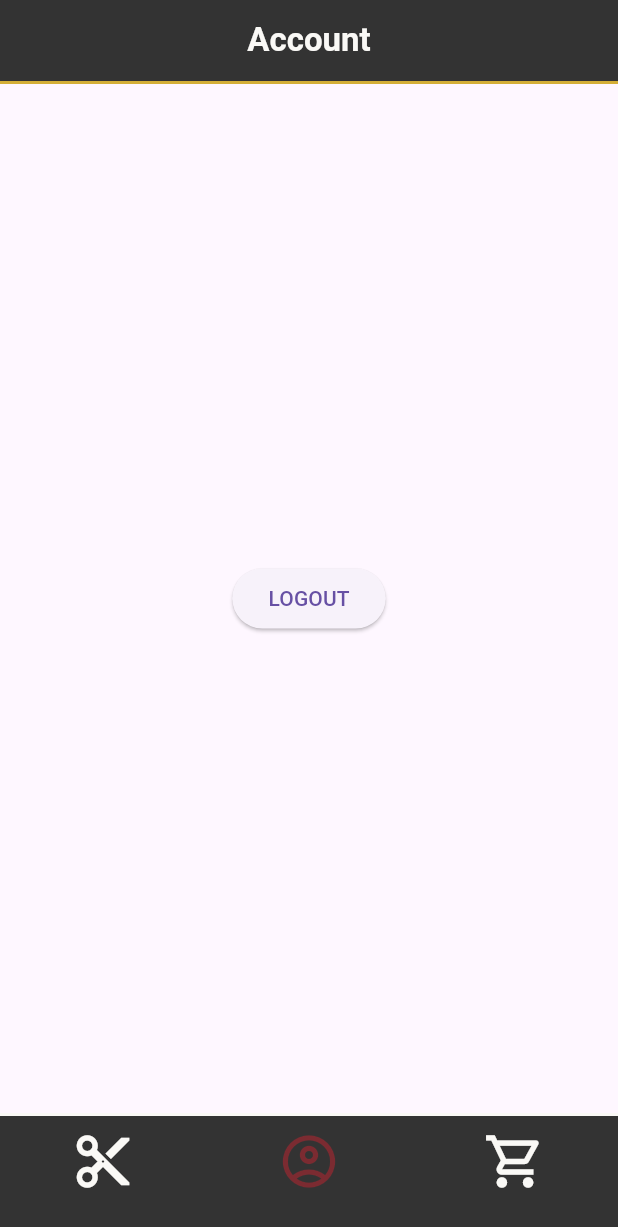
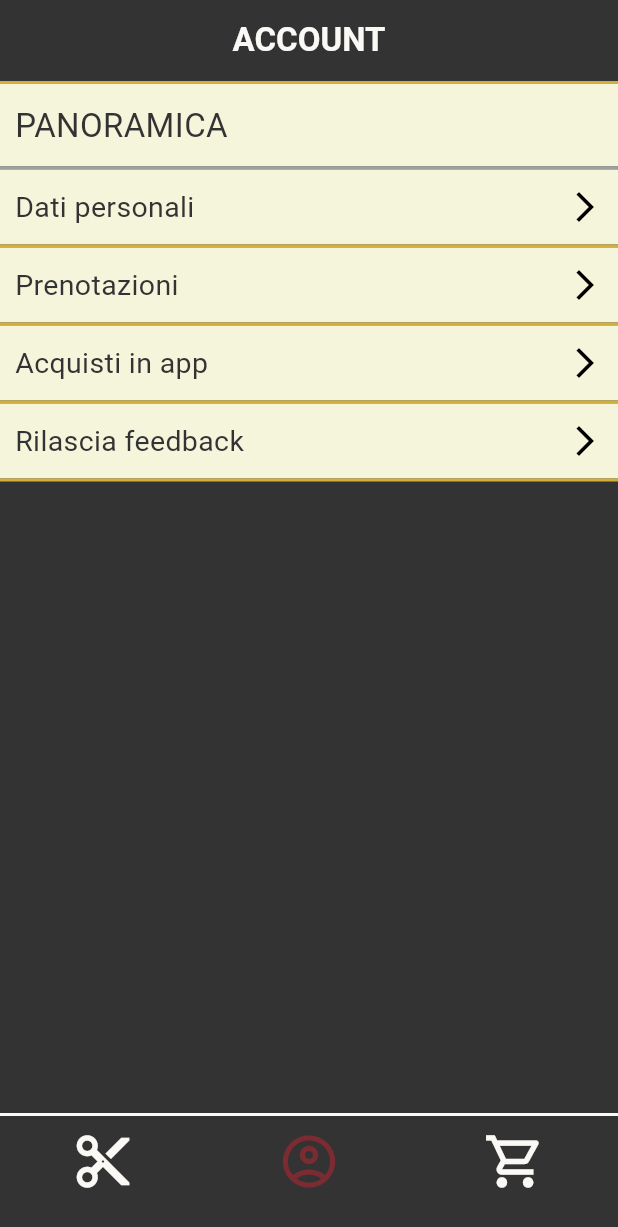
Before and after one commit to gianluere/MarinoBarberSalonFlutter, a Flutter app: the MainWrapper screen opened by its route, item 2 of the bottom bar chosen, on a phone screen of 412 x 824 dp. Shown: the top 1227 px of the screen. Run offline on Flutter 3.47's test engine with Material 3 defaults, Android fonts, the phone set to English and light mode, and no system bars; drawn by our look-alikes of badges; our stand-ins replace cloud_firestore, firebase_auth, firebase_core; accounts and stored records are empty; network calls fail.

Commit message:
pagina account, prenotazione finite, notifiche bottombar

```diff
--- a/lib/Account/account.dart
+++ b/lib/Account/account.dart
@@ -3,6 +3,7 @@ import 'package:marino_barber_salon_flutter/Navigations/home_navigations.dart';
 import 'package:marino_barber_salon_flutter/Navigations/shop_navigations.dart';
 import 'package:marino_barber_salon_flutter/app_bar.dart';
 import 'package:marino_barber_salon_flutter/main.dart';
+import 'package:marino_barber_salon_flutter/my_colors.dart';
 import 'package:marino_barber_salon_flutter/user_view_model.dart';
 import 'package:provider/provider.dart';
 
@@ -70,3 +71,102 @@ class _AccountState extends State<Account>{
   }
 
 }
+
+
+
+class AccountScreen extends StatelessWidget {
+
+  final int notifichePrenotazioni;
+  final int notificheProdotti;
+
+  const AccountScreen({
+    super.key,
+
+    this.notifichePrenotazioni = 0,
+    this.notificheProdotti = 0,
+  });
+
+  @override
+  Widget build(BuildContext context) {
+    return Scaffold(
+      appBar: MyAppBar('ACCOUNT', false),
+      backgroundColor: myGrey,
+      body: Column(
+
+        children: [
+          Container(
+            width: double.infinity,
+            height: 55,
+            color: myYellow,
+            alignment: Alignment.centerLeft,
+            padding: const EdgeInsets.only(left: 10),
+            child: const Text(
+              "PANORAMICA",
+              style: TextStyle(fontSize: 22, color: myGrey),
+            ),
+          ),
+          Container(
+              color: Colors.grey,
+              height: 2.0,
+          ),
+          _buildRow("Dati personali", ()=>{}),
+          Container(
+            color: myGold,
+            height: 2.0,
+          ),
+          _buildRow("Prenotazioni", ()=>{}, notifichePrenotazioni),
+          Container(
+            color: myGold,
+            height: 2.0,
+          ),
+          _buildRow("Acquisti in app", ()=>{}, notificheProdotti),
+          Container(
+            color: myGold,
+            height: 2.0,
+          ),
+          _buildRow("Rilascia feedback", (){print('Feed');}),
+          Container(
+            color: myGold,
+            height: 2.0,
+          ),
+        ],
+      ),
+    );
+  }
+
+  Widget _buildRow(String text, VoidCallback onTap, [int notifiche = 0]) {
+    return InkWell(
+      onTap: onTap,
+      child: Container(
+        padding: const EdgeInsets.symmetric(horizontal: 10),
+        height: 50,
+        color: myYellow,
+        child: Row(
+          mainAxisAlignment: MainAxisAlignment.spaceBetween,
+          children: [
+            Row(
+              children: [
+                Text(text, style: const TextStyle(fontSize: 19, color: myGrey)),
+                if (notifiche > 0)
+                  Container(
+                    margin: const EdgeInsets.only(left: 15),
+                    padding: const EdgeInsets.all(5),
+                    decoration: const BoxDecoration(
+                      color: myBordeaux,
+                      shape: BoxShape.circle,
+                    ),
+                    child: Text(
+                      notifiche.toString(),
+                      style: const TextStyle(color: myGold, fontSize: 13),
+                    ),
+                  ),
+              ],
+            ),
+            const Icon(Icons.arrow_forward_ios, color: Colors.black),
+          ],
+        ),
+      ),
+    );
+  }
+
+}
--- /dev/null
+++ b/lib/Home/appuntamento.dart
@@ -0,0 +1,34 @@
+import 'package:cloud_firestore/cloud_firestore.dart';
+
+class Appuntamento{
+
+  String servizio;
+  String descrizione;
+  double prezzo;
+  DocumentReference cliente;
+  String orarioInizio;
+  String orarioFine;
+  String data;
+
+  Appuntamento({
+    required this.servizio,
+    required this.descrizione,
+    required this.prezzo,
+    required this.cliente,
+    required this.orarioFine,
+    required this.orarioInizio,
+    required this.data
+  });
+
+  factory Appuntamento.fromMap(Map<String, dynamic> map) {
+    return Appuntamento(
+      servizio: map['servizio'] ?? '',
+      descrizione: map['descrizione'] ?? '',
+      prezzo: (map['prezzo'] as num?)?.toDouble() ?? 0.0,
+      cliente: map['cliente'] ?? [],
+      orarioInizio: map['orarioInizio'] ?? '',
+      orarioFine: map['orarioFine'] ?? '',
+      data: map['data'] ?? '',
+    );
+  }
+}
--- a/lib/Home/user.dart
+++ b/lib/Home/user.dart
@@ -1,3 +1,5 @@
+
+import 'package:cloud_firestore/cloud_firestore.dart';
 
 class NewUser{
   String nome;
@@ -6,7 +8,7 @@ class NewUser{
   int eta;
   String password;
   String telefono;
-  List<dynamic> appuntamenti;
+  List<DocumentReference> appuntamenti;
 
   NewUser(
       {required this.nome,
--- a/lib/Navigations/account_navigations.dart
+++ b/lib/Navigations/account_navigations.dart
@@ -22,7 +22,7 @@ class AccountNavigatorState extends State<AccountNavigator> {
             if (settings.name == "/detailsUpdates") {
               return Account();
             }
-            return Account();
+            return AccountScreen();
           },
         );
       },
--- a/lib/main.dart
+++ b/lib/main.dart
@@ -2,6 +2,7 @@ import 'package:flutter/material.dart';
 import 'package:intl/date_symbol_data_local.dart';
 import 'package:marino_barber_salon_flutter/Home/lista_giorni_view_model.dart';
 import 'package:marino_barber_salon_flutter/Home/lista_servizi_view_model.dart';
+import 'package:marino_barber_salon_flutter/Home/notifiche_view_model.dart';
 import 'package:marino_barber_salon_flutter/main_wrapper.dart';
 import 'package:provider/provider.dart';
 import 'package:firebase_core/firebase_core.dart';
@@ -35,8 +36,9 @@ class MyApp extends StatelessWidget {
     return MultiProvider(
       providers: [
         ChangeNotifierProvider(create: (_) => UserViewModel()),
+        ChangeNotifierProvider(create: (_) => NotificheViewModel()),
         ChangeNotifierProvider(create: (_) => ListaServiziViewModel()),
-        ChangeNotifierProvider(create: (_) => ListaGiorniViewModel())
+        ChangeNotifierProvider(create: (_) => ListaGiorniViewModel()),
       ],
       child: MaterialApp(
         debugShowCheckedModeBanner: false,
--- a/lib/main_wrapper.dart
+++ b/lib/main_wrapper.dart
@@ -1,9 +1,12 @@
 import 'package:flutter/material.dart';
 import 'package:flutter/services.dart';
+import 'package:marino_barber_salon_flutter/Home/notifiche_view_model.dart';
 import 'package:marino_barber_salon_flutter/Navigations/account_navigations.dart';
 import 'package:marino_barber_salon_flutter/Navigations/shop_navigations.dart';
+import 'package:provider/provider.dart';
 import 'my_colors.dart';
 import 'package:marino_barber_salon_flutter/Navigations/home_navigations.dart';
+import 'package:badges/badges.dart' as badges;
 
 class MainWrapper extends StatefulWidget {
   const MainWrapper({super.key});
@@ -35,6 +38,10 @@ class MainWrapperState extends State<MainWrapper> {
 
   @override
   Widget build(BuildContext context) {
+
+    final notificheViewModel = Provider.of<NotificheViewModel>(context);
+
+
     return WillPopScope(
       onWillPop: _systemBackButtonPressed,
       child: Scaffold(
@@ -52,15 +59,39 @@ class MainWrapperState extends State<MainWrapper> {
                 });
               },
               selectedIndex: _selectedIndex,
-              destinations: const [
+              destinations: [
                 NavigationDestination(
                   selectedIcon: Icon(Icons.cut, color: myBordeaux, size: 42),
                   icon: Icon(Icons.content_cut_outlined, color: myWhite, size: 42),
                   label: '',
                 ),
                 NavigationDestination(
-                  selectedIcon: Icon(Icons.account_circle_outlined, color: myBordeaux, size: 42),
-                  icon: Icon(Icons.account_circle_outlined, color: myWhite, size: 42),
+                  selectedIcon: badges.Badge(
+                    badgeContent: Text(
+                      '${notificheViewModel.notifichePrenotazioni}',  // Mostra il numero di notifiche
+                      style: TextStyle(color: myGold, fontSize: 12),
+                    ),
+                    showBadge: notificheViewModel.notifichePrenotazioni > 0,  // Mostra solo se notifiche > 0
+                    badgeStyle: badges.BadgeStyle(
+                      badgeColor: myBordeaux, // Sfondo del badge
+                      padding: EdgeInsets.all(6),
+                    ),
+                    position: badges.BadgePosition.topEnd(top: -3, end: -3), // Posizione sopra l'icona
+                    child: Icon(Icons.account_circle_outlined, color: myBordeaux, size: 42),
+                  ),
+                  icon: badges.Badge(
+                    badgeContent: Text(
+                      '${notificheViewModel.notifichePrenotazioni}',
+                      style: TextStyle(color: myGold, fontSize: 12),
+                    ),
+                    showBadge: notificheViewModel.notifichePrenotazioni > 0,
+                    badgeStyle: badges.BadgeStyle(
+                      badgeColor: myBordeaux,
+                      padding: EdgeInsets.all(6),
+                    ),
+                    position: badges.BadgePosition.topEnd(top: -3, end: -3),
+                    child: Icon(Icons.account_circle_outlined, color: myWhite, size: 42),
+                  ),
                   label: '',
                 ),
                 NavigationDestination(
--- a/lib/user_view_model.dart
+++ b/lib/user_view_model.dart
@@ -252,12 +252,13 @@ class UserViewModel extends ChangeNotifier {
           utenteRiferimento,
           {
             "appuntamenti": FieldValue.arrayUnion([
-              appuntamentoPath.collection("app").doc(chiave).path,
+              appuntamentoPath.collection("app").doc(chiave),
             ])
           },
         );
       });
 
+      await caricaDati();
       _isLoading = false;
       notifyListeners();
       onSuccess();
--- a/pubspec.yaml
+++ b/pubspec.yaml
@@ -33,6 +33,7 @@ dependencies:
   firebase_auth: ^5.1.0
   cloud_firestore: ^5.1.0
   intl: ^0.18.1
+  badges: ^3.1.2
   flutter:
     sdk: flutter
   flutter_native_splash: ^2.4.3
```
Also changed, not shown: lib/Home/lista_giorni_view_model.dart (+12 -3 lines), lib/Home/notifiche_view_model.dart (added, +79 -0 lines), pubspec.lock.
